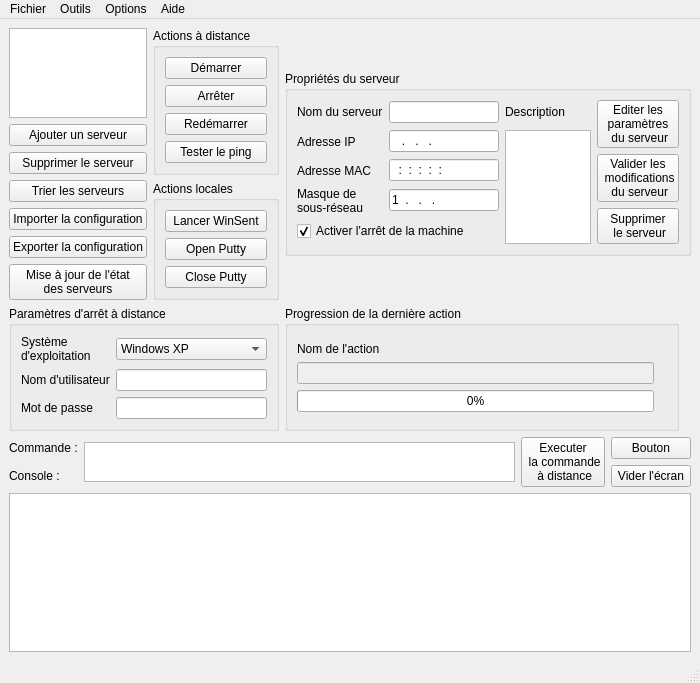
Before: the Qt Designer form FenPrincipale.ui in Next-Genius/vladiconnect, drawn with Qt 5.
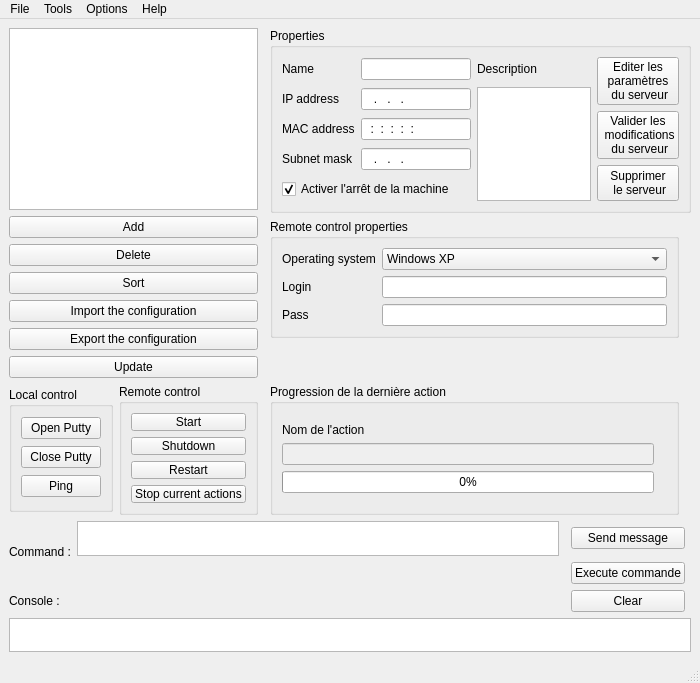
After: the same form once the commit is applied. Icons and pictures are not drawn.

```diff
--- a/FenPrincipale.ui
+++ b/FenPrincipale.ui
@@ -38,7 +38,7 @@
     </size>
    </property>
    <layout class="QGridLayout" name="gridLayout">
-    <item row="0" column="0" rowspan="2" colspan="2">
+    <item row="0" column="0" rowspan="4" colspan="2">
      <layout class="QVBoxLayout" name="layout_liste_serveurs">
       <item>
        <widget class="QListWidget" name="liste_serveur"/>
@@ -46,43 +46,42 @@
       <item>
        <widget class="QPushButton" name="bouton_ajouter_serveur">
         <property name="text">
-         <string>Ajouter un serveur</string>
+         <string>Add</string>
         </property>
        </widget>
       </item>
       <item>
        <widget class="QPushButton" name="bouton_supprimer_serveur2">
         <property name="text">
-         <string>Supprimer le serveur</string>
+         <string>Delete</string>
         </property>
        </widget>
       </item>
       <item>
        <widget class="QPushButton" name="bouton_trier_serveur">
         <property name="text">
-         <string>Trier les serveurs</string>
+         <string>Sort</string>
         </property>
        </widget>
       </item>
       <item>
        <widget class="QPushButton" name="bouton_configuration_importer">
         <property name="text">
-         <string>Importer la configuration</string>
+         <string>Import the configuration</string>
         </property>
        </widget>
       </item>
       <item>
        <widget class="QPushButton" name="bouton_configuration_exporter">
         <property name="text">
-         <string>Exporter la configuration</string>
+         <string>Export the configuration</string>
         </property>
        </widget>
       </item>
       <item>
        <widget class="QPushButton" name="bouton_maj_auto">
         <property name="text">
-         <string>Mise à jour de l'état 
-des serveurs</string>
+         <string>Update</string>
         </property>
         <property name="autoRepeat">
          <bool>true</bool>
@@ -103,7 +102,7 @@
        </size>
       </property>
       <property name="title">
-       <string>Propriétés du serveur</string>
+       <string>Properties</string>
       </property>
       <layout class="QGridLayout" name="gridLayout_3">
        <item row="0" column="2">
@@ -119,7 +118,7 @@
        <item row="0" column="0">
         <widget class="QLabel" name="label_6">
          <property name="text">
-          <string>Nom du serveur</string>
+          <string>Name</string>
          </property>
          <property name="buddy">
           <cstring>serveur_nom</cstring>
@@ -143,7 +142,7 @@
        <item row="1" column="0">
         <widget class="QLabel" name="label_7">
          <property name="text">
-          <string>Adresse IP</string>
+          <string>IP address</string>
          </property>
          <property name="buddy">
           <cstring>serveur_ip</cstring>
@@ -162,7 +161,7 @@
           <string>999.999.999.999; </string>
          </property>
          <property name="text">
-          <string>1...</string>
+          <string>...</string>
          </property>
         </widget>
        </item>
@@ -179,7 +178,7 @@
        <item row="2" column="0">
         <widget class="QLabel" name="label">
          <property name="text">
-          <string>Adresse MAC</string>
+          <string>MAC address</string>
          </property>
          <property name="buddy">
           <cstring>serveur_mac</cstring>
@@ -189,8 +188,7 @@
        <item row="3" column="0">
         <widget class="QLabel" name="label_3">
          <property name="text">
-          <string>Masque de 
-sous-réseau</string>
+          <string>Subnet mask</string>
          </property>
          <property name="buddy">
           <cstring>serveur_sousReseau</cstring>
@@ -286,89 +284,7 @@
       </layout>
      </widget>
     </item>
-    <item row="3" column="0" colspan="6">
-     <layout class="QGridLayout" name="gridLayout_9">
-      <item row="0" column="0">
-       <widget class="QLabel" name="label_5">
-        <property name="sizePolicy">
-         <sizepolicy hsizetype="Minimum" vsizetype="Fixed">
-          <horstretch>0</horstretch>
-          <verstretch>0</verstretch>
-         </sizepolicy>
-        </property>
-        <property name="text">
-         <string>Commande :</string>
-        </property>
-       </widget>
-      </item>
-      <item row="0" column="1" rowspan="2">
-       <widget class="QPlainTextEdit" name="serveur_commande">
-        <property name="maximumSize">
-         <size>
-          <width>16777215</width>
-          <height>40</height>
-         </size>
-        </property>
-       </widget>
-      </item>
-      <item row="0" column="2" rowspan="2">
-       <widget class="QPushButton" name="bouton_console">
-        <property name="text">
-         <string>Executer
- la commande 
- à distance</string>
-        </property>
-       </widget>
-      </item>
-      <item row="0" column="3">
-       <widget class="QPushButton" name="pushButton_2">
-        <property name="text">
-         <string>Bouton</string>
-        </property>
-       </widget>
-      </item>
-      <item row="1" column="0">
-       <widget class="QLabel" name="label_4">
-        <property name="sizePolicy">
-         <sizepolicy hsizetype="Minimum" vsizetype="Fixed">
-          <horstretch>0</horstretch>
-          <verstretch>0</verstretch>
-         </sizepolicy>
-        </property>
-        <property name="text">
-         <string>Console :</string>
-        </property>
-        <property name="buddy">
-         <cstring>console</cstring>
-        </property>
-       </widget>
-      </item>
-      <item row="1" column="3">
-       <widget class="QPushButton" name="pushButton">
-        <property name="text">
-         <string>Vider l'écran</string>
-        </property>
-       </widget>
-      </item>
-      <item row="2" column="0" colspan="4">
-       <widget class="QPlainTextEdit" name="console">
-        <property name="sizePolicy">
-         <sizepolicy hsizetype="Expanding" vsizetype="Expanding">
-          <horstretch>0</horstretch>
-          <verstretch>0</verstretch>
-         </sizepolicy>
-        </property>
-        <property name="styleSheet">
-         <string notr="true">font: 8pt &quot;Courier New&quot;;</string>
-        </property>
-        <property name="plainText">
-         <string/>
-        </property>
-       </widget>
-      </item>
-     </layout>
-    </item>
-    <item row="2" column="0" colspan="3">
+    <item row="2" column="3">
      <widget class="QGroupBox" name="groupBox">
       <property name="sizePolicy">
        <sizepolicy hsizetype="Preferred" vsizetype="Fixed">
@@ -377,7 +293,7 @@
        </sizepolicy>
       </property>
       <property name="title">
-       <string>Paramètres d'arrêt à distance</string>
+       <string>Remote control properties</string>
       </property>
       <layout class="QGridLayout" name="gridLayout_4">
        <item row="0" column="2">
@@ -410,15 +326,14 @@
        <item row="0" column="0">
         <widget class="QLabel" name="label_8">
          <property name="text">
-          <string>Système 
-d'exploitation</string>
+          <string>Operating system</string>
          </property>
         </widget>
        </item>
        <item row="1" column="0">
         <widget class="QLabel" name="label_9">
          <property name="text">
-          <string>Nom d'utilisateur</string>
+          <string>Login</string>
          </property>
         </widget>
        </item>
@@ -428,7 +343,7 @@
        <item row="2" column="0">
         <widget class="QLabel" name="label_10">
          <property name="text">
-          <string>Mot de passe</string>
+          <string>Pass</string>
          </property>
         </widget>
        </item>
@@ -442,7 +357,52 @@
       </layout>
      </widget>
     </item>
-    <item row="2" column="3">
+    <item row="4" column="0">
+     <widget class="QGroupBox" name="groupBox_5">
+      <property name="maximumSize">
+       <size>
+        <width>16777215</width>
+        <height>125</height>
+       </size>
+      </property>
+      <property name="title">
+       <string>Local control</string>
+      </property>
+      <layout class="QVBoxLayout" name="verticalLayout">
+       <item>
+        <widget class="QPushButton" name="bouton_open_putty">
+         <property name="text">
+          <string>Open Putty</string>
+         </property>
+        </widget>
+       </item>
+       <item>
+        <widget class="QPushButton" name="bouton_close_putty">
+         <property name="whatsThis">
+          <string>Le lancement de WinSent permet de recevoir des messages qui transietent par le réseau en temps réél.</string>
+         </property>
+         <property name="text">
+          <string>Close Putty</string>
+         </property>
+        </widget>
+       </item>
+       <item>
+        <widget class="QPushButton" name="bouton_ping">
+         <property name="text">
+          <string>Ping</string>
+         </property>
+         <property name="shortcut">
+          <string>Ctrl+P</string>
+         </property>
+         <property name="autoRepeat">
+          <bool>true</bool>
+         </property>
+        </widget>
+       </item>
+      </layout>
+     </widget>
+    </item>
+    <item row="4" column="3">
      <widget class="QGroupBox" name="groupBox_4">
       <property name="sizePolicy">
        <sizepolicy hsizetype="Preferred" vsizetype="Preferred">
@@ -520,7 +480,87 @@
       </layout>
      </widget>
     </item>
-    <item row="0" column="2">
+    <item row="5" column="0" colspan="6">
+     <layout class="QGridLayout" name="gridLayout_9">
+      <item row="2" column="0">
+       <widget class="QLabel" name="label_4">
+        <property name="sizePolicy">
+         <sizepolicy hsizetype="Minimum" vsizetype="Fixed">
+          <horstretch>0</horstretch>
+          <verstretch>0</verstretch>
+         </sizepolicy>
+        </property>
+        <property name="text">
+         <string>Console :</string>
+        </property>
+        <property name="buddy">
+         <cstring>console</cstring>
+        </property>
+       </widget>
+      </item>
+      <item row="3" column="0" colspan="5">
+       <widget class="QPlainTextEdit" name="console">
+        <property name="sizePolicy">
+         <sizepolicy hsizetype="Expanding" vsizetype="Expanding">
+          <horstretch>0</horstretch>
+          <verstretch>0</verstretch>
+         </sizepolicy>
+        </property>
+        <property name="styleSheet">
+         <string notr="true">font: 8pt &quot;Courier New&quot;;</string>
+        </property>
+        <property name="plainText">
+         <string/>
+        </property>
+       </widget>
+      </item>
+      <item row="0" column="0" rowspan="2">
+       <widget class="QLabel" name="label_5">
+        <property name="sizePolicy">
+         <sizepolicy hsizetype="Minimum" vsizetype="Fixed">
+          <horstretch>0</horstretch>
+          <verstretch>0</verstretch>
+         </sizepolicy>
+        </property>
+        <property name="text">
+         <string>Command :</string>
+        </property>
+       </widget>
+      </item>
+      <item row="0" column="3">
+       <widget class="QPushButton" name="bouton_send_message">
+        <property name="text">
+         <string>Send message</string>
+        </property>
+       </widget>
+      </item>
+      <item row="1" column="3">
+       <widget class="QPushButton" name="bouton_console">
+        <property name="text">
+         <string>Execute commande</string>
+        </property>
+       </widget>
+      </item>
+      <item row="2" column="3">
+       <widget class="QPushButton" name="pushButton">
+        <property name="text">
+         <string>Clear</string>
+        </property>
+       </widget>
+      </item>
+      <item row="0" column="1">
+       <widget class="QPlainTextEdit" name="serveur_commande">
+        <property name="maximumSize">
+         <size>
+          <width>16777215</width>
+          <height>40</height>
+         </size>
+        </property>
+       </widget>
+      </item>
+     </layout>
+    </item>
+    <item row="4" column="1">
      <widget class="QGroupBox" name="groupBox_3">
       <property name="sizePolicy">
        <sizepolicy hsizetype="Preferred" vsizetype="Fixed">
@@ -529,79 +569,34 @@
        </sizepolicy>
       </property>
       <property name="title">
-       <string>Actions à distance</string>
+       <string>Remote control</string>
       </property>
       <layout class="QVBoxLayout" name="verticalLayout_4">
        <item>
         <widget class="QPushButton" name="bouton_demarrer">
          <property name="text">
-          <string>Démarrer</string>
+          <string>Start</string>
          </property>
         </widget>
        </item>
        <item>
         <widget class="QPushButton" name="bouton_arreter">
          <property name="text">
-          <string>Arrêter</string>
+          <string>Shutdown</string>
          </property>
         </widget>
        </item>
        <item>
         <widget class="QPushButton" name="bouton_redemarrer">
          <property name="text">
-          <string>Redémarrer</string>
+          <string>Restart</string>
          </property>
         </widget>
        </item>
        <item>
-        <widget class="QPushButton" name="bouton_ping">
+        <widget class="QPushButton" name="bouton_stop_processus">
          <property name="text">
-          <string>Tester le ping</string>
-         </property>
-         <property name="shortcut">
-          <string>Ctrl+P</string>
-         </property>
-         <property name="autoRepeat">
-          <bool>true</bool>
-         </property>
-        </widget>
-       </item>
-      </layout>
-     </widget>
-    </item>
-    <item row="1" column="2">
-     <widget class="QGroupBox" name="groupBox_5">
-      <property name="maximumSize">
-       <size>
-        <width>16777215</width>
-        <height>125</height>
-       </size>
-      </property>
-      <property name="title">
-       <string>Actions locales</string>
-      </property>
-      <layout class="QVBoxLayout" name="verticalLayout">
-       <item>
-        <widget class="QPushButton" name="bouton_winsent">
-         <property name="whatsThis">
-          <string>Le lancement de WinSent permet de recevoir des messages qui transietent par le réseau en temps réél.</string>
-         </property>
-         <property name="text">
-          <string>Lancer WinSent</string>
-         </property>
-        </widget>
-       </item>
-       <item>
-        <widget class="QPushButton" name="bouton_open_putty">
-         <property name="text">
-          <string>Open Putty</string>
-         </property>
-        </widget>
-       </item>
-       <item>
-        <widget class="QPushButton" name="bouton_close_putty">
-         <property name="text">
-          <string>Close Putty</string>
+          <string>Stop current actions</string>
          </property>
         </widget>
        </item>
@@ -616,12 +611,12 @@
      <x>0</x>
      <y>0</y>
      <width>700</width>
-     <height>21</height>
+     <height>25</height>
     </rect>
    </property>
    <widget class="QMenu" name="menuFichier">
     <property name="title">
-     <string>Fichier</string>
+     <string>File</string>
     </property>
     <addaction name="actionSauver_la_configuration"/>
     <addaction name="actionCharger_une_configuration"/>
@@ -633,12 +628,12 @@
    </widget>
    <widget class="QMenu" name="menuOutils">
     <property name="title">
-     <string>Outils</string>
+     <string>Tools</string>
     </property>
    </widget>
    <widget class="QMenu" name="menu">
     <property name="title">
-     <string>Aide</string>
+     <string>Help</string>
     </property>
     <addaction name="actionAide"/>
     <addaction name="actionV_rifier_les_mises_jour"/>
```
Left out of the diff: 48 changed lines with no effect on the pictures.
